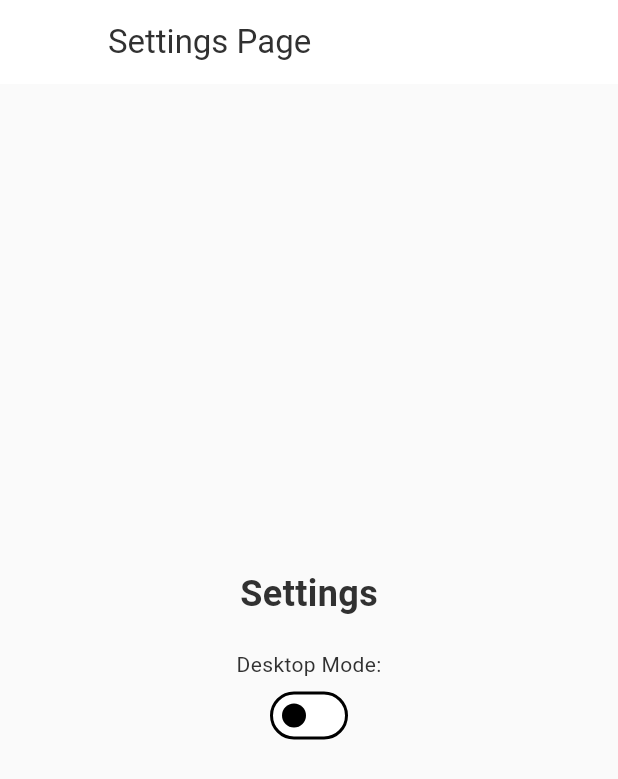
After one commit to vup-app/vup-chat, a Flutter app: the SettingsPage screen opened directly, on a phone screen of 412 x 824 dp. The commit adds this screen. Shown: the top 779 px of the screen. Run offline on Flutter 3.47's test engine with Material 3 defaults, Android fonts, the phone set to English and light mode, and no system bars; our stand-ins replace flutter_linkify, flutter_screenutil, flutter_secure_storage, shared_preferences, shimmer; missing offline and left inert: bluesky, bluesky_chat; accounts and stored records are empty.

Commit message:
refactor desktop navigation w/ callback to main

```diff
--- /dev/null
+++ b/lib/functions/general.dart
@@ -0,0 +1,6 @@
+import 'package:vup_chat/main.dart';
+
+bool isDesktop() {
+  bool? isDesky = preferences.getBool("desktop_mode_switch");
+  return isDesky ?? true;
+}
--- a/lib/main.dart
+++ b/lib/main.dart
@@ -3,11 +3,13 @@ import 'package:bluesky_chat/bluesky_chat.dart';
 import 'package:flutter/material.dart';
 import 'package:flutter_screenutil/flutter_screenutil.dart';
 import 'package:flutter_secure_storage/flutter_secure_storage.dart';
+import 'package:shared_preferences/shared_preferences.dart';
 import 'package:vup_chat/bsky/try_log_in.dart';
 import 'package:vup_chat/theme.dart';
 import 'package:vup_chat/widgets/init_router.dart';
 
 const FlutterSecureStorage storage = FlutterSecureStorage();
+late SharedPreferences preferences;
 Bluesky? session;
 BlueskyChat? chatSession;
 String? did;
@@ -16,6 +18,7 @@ void main() async {
   // grab login credentials and try to log in
   WidgetsFlutterBinding.ensureInitialized();
   session = await tryLogIn(null, null);
+  preferences = await SharedPreferences.getInstance();
 
   runApp(const VupChat());
 }
--- /dev/null
+++ b/lib/screens/settings_page.dart
@@ -0,0 +1,43 @@
+import 'package:flutter/material.dart';
+import 'package:vup_chat/functions/general.dart';
+import 'package:vup_chat/widgets/desktop_mode_switch.dart';
+
+class SettingsPage extends StatefulWidget {
+  const SettingsPage({super.key});
+
+  @override
+  SettingsPageState createState() => SettingsPageState();
+}
+
+class SettingsPageState extends State<SettingsPage> {
+  @override
+  Widget build(BuildContext context) {
+    return Scaffold(
+      appBar: AppBar(
+        title: const Text('Settings Page'),
+        leading: (!isDesktop())
+            ? IconButton(
+                icon: const Icon(Icons.arrow_back),
+                onPressed: () {
+                  Navigator.pop(context);
+                },
+              )
+            : Container(),
+      ),
+      body: const Center(
+        child: Column(
+          mainAxisAlignment: MainAxisAlignment.center,
+          children: [
+            Text(
+              'Settings',
+              style: TextStyle(fontSize: 24, fontWeight: FontWeight.bold),
+            ),
+            SizedBox(height: 20),
+            Text('Desktop Mode:'),
+            DesktopModeSwitch(),
+          ],
+        ),
+      ),
+    );
+  }
+}
--- /dev/null
+++ b/lib/widgets/desktop_mode_switch.dart
@@ -0,0 +1,66 @@
+import 'dart:io';
+
+import 'package:flutter/material.dart';
+import 'package:shared_preferences/shared_preferences.dart';
+import 'package:vup_chat/main.dart';
+
+class DesktopModeSwitch extends StatefulWidget {
+  const DesktopModeSwitch({super.key});
+
+  @override
+  DesktopModeSwitchState createState() => DesktopModeSwitchState();
+}
+
+class DesktopModeSwitchState extends State<DesktopModeSwitch> {
+  bool _isSwitched = false;
+
+  @override
+  void initState() {
+    super.initState();
+    _loadSwitchState(); // Load the saved state on initialization
+  }
+
+  Future<void> _loadSwitchState() async {
+    final bool? switchValue = preferences.getBool("desktop_mode_switch");
+    if (switchValue != null) {
+      setState(() {
+        _isSwitched = switchValue;
+      });
+    } else {
+      if (Platform.isAndroid || Platform.isIOS) {
+        preferences.setBool("desktop_mode_switch", false);
+        setState(() {
+          _isSwitched = false;
+        });
+      } else if (Platform.isLinux || Platform.isMacOS || Platform.isWindows) {
+        preferences.setBool("desktop_mode_switch", true);
+        setState(() {
+          _isSwitched = true;
+        });
+      } else {
+        preferences.setBool("desktop_mode_switch", true);
+        setState(() {
+          _isSwitched = true;
+        });
+      }
+    }
+  }
+
+  Future<void> _saveSwitchState(bool value) async {
+    final prefs = await SharedPreferences.getInstance();
+    await prefs.setBool("desktop_mode_switch", value);
+  }
+
+  @override
+  Widget build(BuildContext context) {
+    return Switch(
+      value: _isSwitched,
+      onChanged: (value) {
+        setState(() {
+          _isSwitched = value;
+          _saveSwitchState(value); // Save the new state
+        });
+      },
+    );
+  }
+}
```
Also changed, not shown: lib/functions/home_routing_service.dart (added, +33 -0 lines), lib/screens/chat_individual_page.dart (+3 -6 lines), lib/screens/chat_list_page.dart (+44 -9 lines), lib/screens/home_page.dart (+21 -37 lines), lib/widgets/chat_page_list_item.dart (+4 -3 lines).
